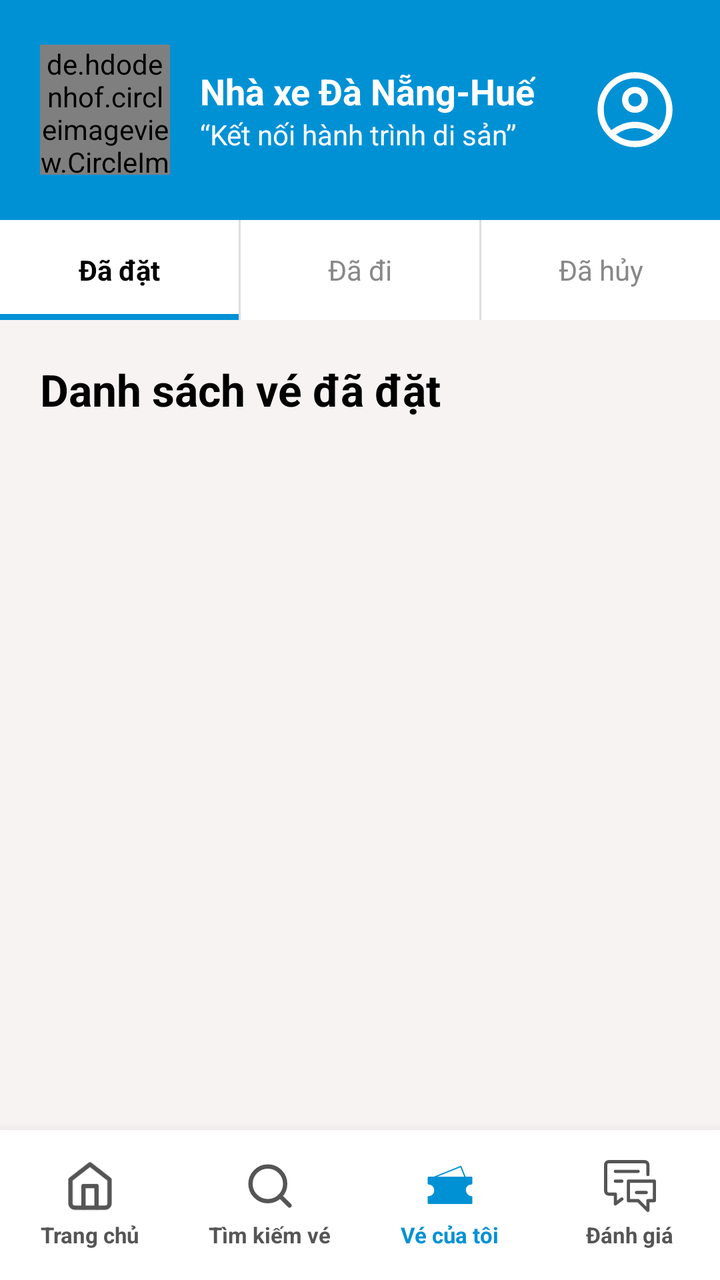
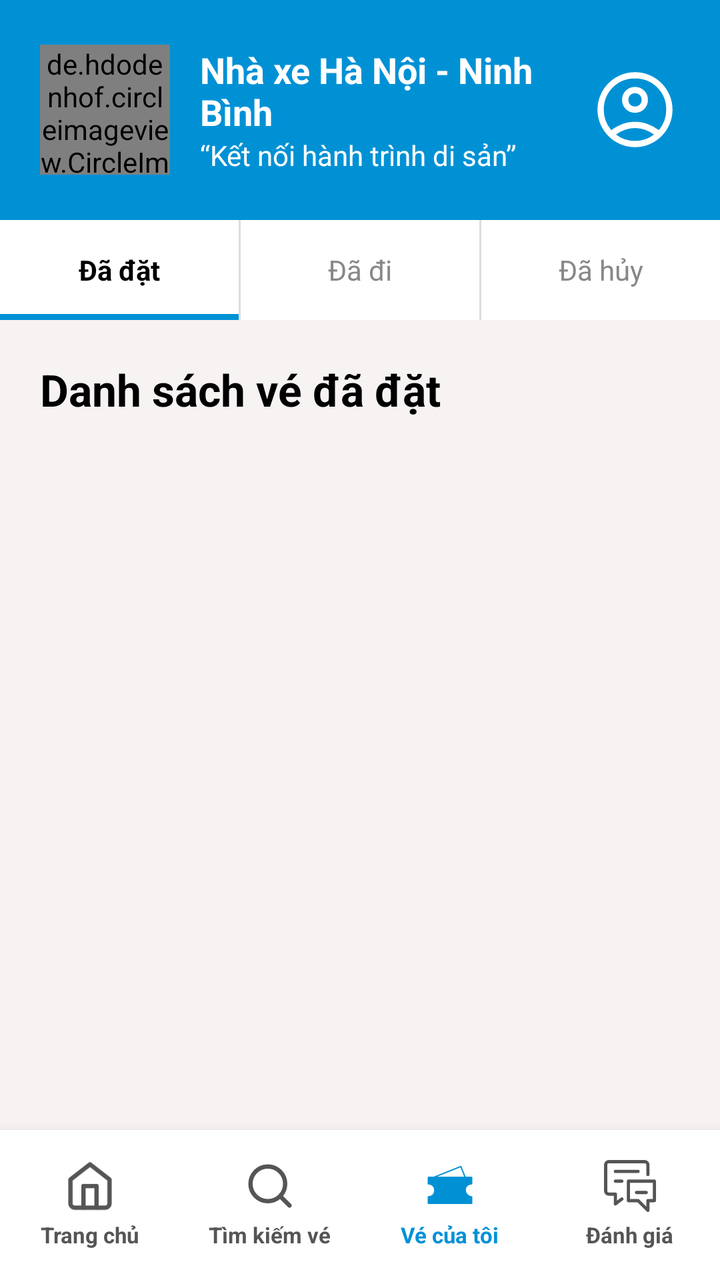

Before-and-after screenshots of an Android layout around one commit, followed by the original layout XML and the change that was made.
<!-- AndroidManifest.xml: application theme Theme.VeXeApp -->
<!-- res/layout/activity_ql_ve_xe.xml -->
<?xml version="1.0" encoding="utf-8"?>
<androidx.constraintlayout.widget.ConstraintLayout xmlns:android="http://schemas.android.com/apk/res/android"
    xmlns:app="http://schemas.android.com/apk/res-auto"
    android:layout_width="match_parent"
    android:layout_height="match_parent"
    android:background="#F8F3F3">

    
    <LinearLayout
        android:id="@+id/header"
        android:layout_width="match_parent"
        android:layout_height="110dp"
        android:background="#0091D5"
        android:gravity="center_vertical"
        android:orientation="horizontal"
        android:paddingHorizontal="20dp"
        app:layout_constraintTop_toTopOf="parent">

        <de.hdodenhof.circleimageview.CircleImageView
            android:layout_width="65dp"
            android:layout_height="65dp"
            android:src="@drawable/logo"
            app:civ_border_color="@color/white"
            app:civ_border_width="2dp"/>

        <LinearLayout
            android:layout_width="0dp"
            android:layout_height="wrap_content"
            android:layout_marginStart="15dp"
            android:layout_weight="1"
            android:orientation="vertical">

            <TextView
                android:layout_width="wrap_content"
                android:layout_height="wrap_content"
                android:text="Nhà xe Đà Nẵng-Huế"
                android:textColor="@color/white"
                android:textSize="18sp"
                android:textStyle="bold" />

            <TextView
                android:layout_width="wrap_content"
                android:layout_height="wrap_content"
                android:text="“Kết nối hành trình di sản”"
                android:textColor="@color/white"
                android:textSize="14sp" />
        </LinearLayout>

        <ImageView
            android:id="@+id/btnProfileHeader"
            android:layout_width="45dp"
            android:layout_height="45dp"
            android:src="@drawable/user"
            app:tint="@color/white" />
    </LinearLayout>

    
    <LinearLayout
        android:id="@+id/tab_layout"
        android:layout_width="match_parent"
        android:layout_height="50dp"
        android:background="@color/white"
        android:orientation="horizontal"
        app:layout_constraintTop_toBottomOf="@+id/header">

        <TextView
            android:id="@+id/tab_booked"
            android:layout_width="0dp"
            android:layout_height="match_parent"
            android:layout_weight="1"
            android:gravity="center"
            android:text="Đã đặt"
            android:textColor="@color/black"
            android:textStyle="bold"
            android:background="@drawable/tab_selected_border" />

        <View
            android:layout_width="1dp"
            android:layout_height="match_parent"
            android:background="#DDDDDD" />

        <TextView
            android:id="@+id/tab_completed"
            android:layout_width="0dp"
            android:layout_height="match_parent"
            android:layout_weight="1"
            android:gravity="center"
            android:text="Đã đi"
            android:textColor="#888888" />

        <View
            android:layout_width="1dp"
            android:layout_height="match_parent"
            android:background="#DDDDDD" />

        <TextView
            android:id="@+id/tab_cancelled"
            android:layout_width="0dp"
            android:layout_height="match_parent"
            android:layout_weight="1"
            android:gravity="center"
            android:text="Đã hủy"
            android:textColor="#888888" />
    </LinearLayout>

    
    <LinearLayout
        android:layout_width="match_parent"
        android:layout_height="0dp"
        android:orientation="vertical"
        android:padding="20dp"
        app:layout_constraintBottom_toTopOf="@+id/bottom_nav"
        app:layout_constraintTop_toBottomOf="@+id/tab_layout">

        <TextView
            android:id="@+id/tvListTitle"
            android:layout_width="wrap_content"
            android:layout_height="wrap_content"
            android:text="Danh sách vé đã đặt"
            android:textColor="@color/black"
            android:textSize="22sp"
            android:textStyle="bold"
            android:layout_marginBottom="15dp"/>

        <FrameLayout
            android:layout_width="match_parent"
            android:layout_height="match_parent">

            <androidx.recyclerview.widget.RecyclerView
                android:id="@+id/rvTickets"
                android:layout_width="match_parent"
                android:layout_height="match_parent"
                android:scrollbars="vertical" />

            <ProgressBar
                android:id="@+id/progressBar"
                android:layout_width="wrap_content"
                android:layout_height="wrap_content"
                android:layout_gravity="center"
                android:visibility="gone" />

            <TextView
                android:id="@+id/tvEmptyMessage"
                android:layout_width="wrap_content"
                android:layout_height="wrap_content"
                android:layout_gravity="center"
                android:text="Bạn chưa có đơn đặt vé nào."
                android:textColor="#888888"
                android:textSize="16sp"
                android:visibility="gone" />
        </FrameLayout>

    </LinearLayout>

    
    <LinearLayout
        android:id="@+id/bottom_nav"
        android:layout_width="match_parent"
        android:layout_height="75dp"
        android:background="@color/white"
        android:elevation="10dp"
        android:orientation="horizontal"
        app:layout_constraintBottom_toBottomOf="parent">

        <LinearLayout
            android:id="@+id/nav_home"
            android:layout_width="0dp"
            android:layout_height="match_parent"
            android:layout_weight="1"
            android:gravity="center"
            android:orientation="vertical"
            android:clickable="true"
            android:focusable="true">
            <ImageView
                android:layout_width="26dp"
                android:layout_height="26dp"
                android:src="@drawable/home"
                app:tint="#555555"/>
            <TextView
                android:layout_width="wrap_content"
                android:layout_height="wrap_content"
                android:layout_marginTop="4dp"
                android:text="Trang chủ"
                android:textColor="#555555"
                android:textSize="11sp"
                android:textStyle="bold"/>
        </LinearLayout>

        <LinearLayout
            android:id="@+id/nav_search"
            android:layout_width="0dp"
            android:layout_height="match_parent"
            android:layout_weight="1"
            android:gravity="center"
            android:orientation="vertical">
            <ImageView
                android:layout_width="26dp"
                android:layout_height="26dp"
                android:src="@drawable/search"
                app:tint="#555555"/>
            <TextView
                android:layout_width="wrap_content"
                android:layout_height="wrap_content"
                android:layout_marginTop="4dp"
                android:text="Tìm kiếm vé"
                android:textColor="#555555"
                android:textSize="11sp"
                android:textStyle="bold"/>
        </LinearLayout>

        <LinearLayout
            android:id="@+id/nav_tickets_btn"
            android:layout_width="0dp"
            android:layout_height="match_parent"
            android:layout_weight="1"
            android:gravity="center"
            android:orientation="vertical">
            <ImageView
                android:layout_width="26dp"
                android:layout_height="26dp"
                android:src="@drawable/ticket"
                app:tint="#0091D5"/>
            <TextView
                android:layout_width="wrap_content"
                android:layout_height="wrap_content"
                android:layout_marginTop="4dp"
                android:text="Vé của tôi"
                android:textColor="#0091D5"
                android:textSize="11sp"
                android:textStyle="bold"/>
        </LinearLayout>

        <LinearLayout
            android:id="@+id/nav_feedback"
            android:layout_width="0dp"
            android:layout_height="match_parent"
            android:layout_weight="1"
            android:gravity="center"
            android:orientation="vertical"
            android:clickable="true"
            android:focusable="true">
            <ImageView
                android:layout_width="26dp"
                android:layout_height="26dp"
                android:src="@drawable/feedback"
                app:tint="#555555"/>
            <TextView
                android:layout_width="wrap_content"
                android:layout_height="wrap_content"
                android:layout_marginTop="4dp"
                android:text="Đánh giá"
                android:textColor="#555555"
                android:textSize="11sp"
                android:textStyle="bold" />
        </LinearLayout>
    </LinearLayout>

</androidx.constraintlayout.widget.ConstraintLayout>
<!-- resources referenced by this layout -->
<resources>
  <color name="black">#FF000000</color>
  <color name="white">#FFFFFFFF</color>
  <!-- drawable home (drawable) -->
  <vector xmlns:android="http://schemas.android.com/apk/res/android"
      android:width="40dp"
      android:height="40dp"
      android:viewportWidth="24"
      android:viewportHeight="24">
    <path
        android:pathData="M3,9l9,-7 9,7v11a2,2 0,0 1,-2 2H5a2,2 0,0 1,-2 -2z"
        android:strokeLineJoin="round"
        android:strokeWidth="2"
        android:fillColor="#00000000"
        android:strokeColor="#000000"
        android:strokeLineCap="round"/>
    <path
        android:pathData="M9,22l0,-10l6,0l0,10"
        android:strokeLineJoin="round"
        android:strokeWidth="2"
        android:fillColor="#00000000"
        android:strokeColor="#000000"
        android:strokeLineCap="round"/>
  </vector>
  <!-- drawable logo: jpg bitmap (drawable, 201114 bytes) -->
  <!-- drawable search (drawable) -->
  <vector xmlns:android="http://schemas.android.com/apk/res/android"
      android:width="40dp"
      android:height="40dp"
      android:viewportWidth="24"
      android:viewportHeight="24">
    <path
        android:pathData="M11,11m-8,0a8,8 0,1 1,16 0a8,8 0,1 1,-16 0"
        android:strokeLineJoin="round"
        android:strokeWidth="2"
        android:fillColor="#00000000"
        android:strokeColor="#000000"
        android:strokeLineCap="round"/>
    <path
        android:pathData="M21,21L16.65,16.65"
        android:strokeLineJoin="round"
        android:strokeWidth="2"
        android:fillColor="#00000000"
        android:strokeColor="#000000"
        android:strokeLineCap="round"/>
  </vector>
  <!-- drawable tab_selected_border (drawable) -->
  <?xml version="1.0" encoding="utf-8"?>
  <layer-list xmlns:android="http://schemas.android.com/apk/res/android">
      
      <item>
          <shape android:shape="rectangle">
              <solid android:color="#0091D5" />
          </shape>
      </item>
      
      <item android:bottom="3dp">
          <shape android:shape="rectangle">
              <solid android:color="@android:color/white" />
          </shape>
      </item>
  </layer-list>
  <!-- drawable ticket (drawable) -->
  <vector xmlns:android="http://schemas.android.com/apk/res/android"
      android:width="54dp"
      android:height="54dp"
      android:viewportWidth="54"
      android:viewportHeight="54">
    <path
        android:pathData="M10.125,18L38.25,6.75L42.75,18"
        android:strokeLineJoin="round"
        android:strokeWidth="1.33333"
        android:fillColor="#00000000"
        android:strokeColor="#000000"
        android:strokeLineCap="round"/>
    <path
        android:pathData="M4.5,18H49.5V24.75C46.125,24.75 42.75,27 42.75,30.938C42.75,34.875 46.125,38.25 49.5,38.25V45H4.5V38.25C7.875,38.25 11.25,36 11.25,31.5C11.25,27 7.875,24.75 4.5,24.75V18Z"
        android:strokeLineJoin="round"
        android:strokeWidth="1.33333"
        android:fillColor="#848383"
        android:strokeColor="#000000"
        android:strokeLineCap="round"/>
    <path
        android:pathData="M19.125,28.558H25.875"
        android:strokeWidth="1.33333"
        android:fillColor="#00000000"
        android:strokeColor="#ffffff"
        android:strokeLineCap="round"/>
    <path
        android:pathData="M19.125,35.308H34.875"
        android:strokeWidth="1.33333"
        android:fillColor="#00000000"
        android:strokeColor="#ffffff"
        android:strokeLineCap="round"/>
  </vector>
  <style name="Theme.VeXeApp" parent="Base.Theme.VeXeApp" />
  <style name="Base.Theme.VeXeApp" parent="Theme.Material3.DayNight.NoActionBar">
          
      </style>
  <!-- unchanged entries left out for length: 2 -->
</resources>

<!-- the commit's change to res/layout/activity_ql_ve_xe.xml (unified diff, before → after) -->
@@ -33,7 +33,7 @@
             <TextView
                 android:layout_width="wrap_content"
                 android:layout_height="wrap_content"
-                android:text="Nhà xe Đà Nẵng-Huế"
+                android:text="Nhà xe Hà Nội - Ninh Bình"
                 android:textColor="@color/white"
                 android:textSize="18sp"
                 android:textStyle="bold" />
<!-- resource entries referenced after the edit -->
@@ -23,7 +23,7 @@
         android:strokeColor="#000000"
         android:strokeLineCap="round"/>
   </vector>
-  <!-- drawable logo: jpg bitmap (drawable, 201114 bytes) -->
+  <!-- drawable logo: jpg bitmap (drawable, 551135 bytes) -->
   <!-- drawable search (drawable) -->
   <vector xmlns:android="http://schemas.android.com/apk/res/android"
       android:width="40dp"
